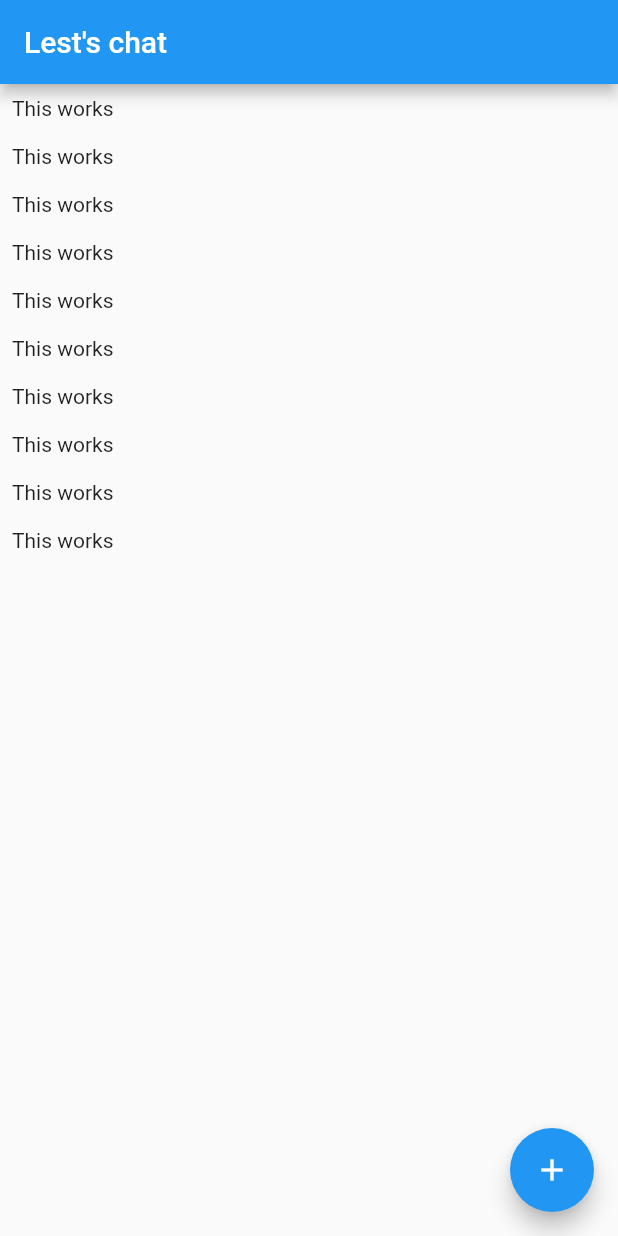
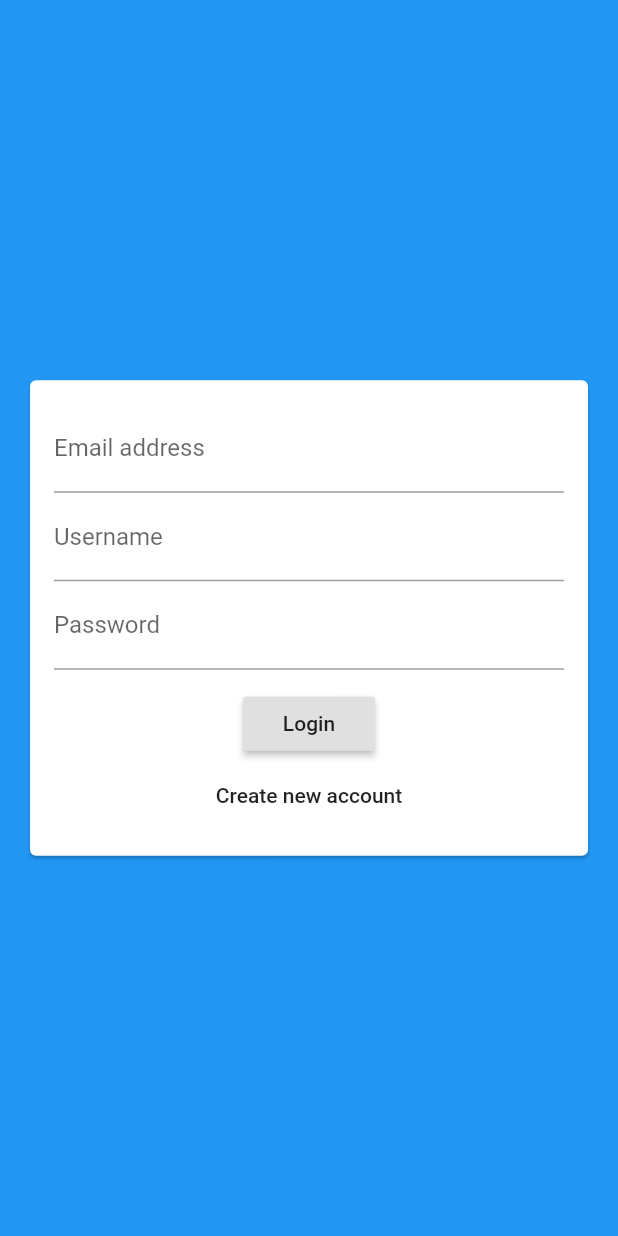
Before and after one commit to MinhHieu2804/flutter_chat_app, a Flutter app: the screen it shows after launch, on a phone screen of 412 x 824 dp. Run offline on Flutter 3.47's test engine with Material 2 defaults, Android fonts, the phone set to English and light mode, and no system bars; our stand-ins replace cloud_firestore; accounts and stored records are empty.

Commit message:
data print and basic auth_screen

```diff
--- a/lib/main.dart
+++ b/lib/main.dart
@@ -1,4 +1,5 @@
 import 'package:flutter/material.dart';
+import 'package:flutter_chat_app/screens/auth_screen.dart';
 import 'package:flutter_chat_app/screens/chat_screen.dart';
 
 void main() {
@@ -13,7 +14,7 @@ class MyApp extends StatelessWidget {
       theme: ThemeData(
         primarySwatch: Colors.blue,
       ),
-      home: ChatScreen(),
+      home: AuthScreen(),
     );
   }
 }
--- a/lib/screens/auth_screen.dart
+++ b/lib/screens/auth_screen.dart
@@ -0,0 +1,17 @@
+import 'package:flutter/material.dart';
+import 'package:flutter_chat_app/widgets/auth/auth_form.dart';
+
+class AuthScreen extends StatefulWidget {
+  @override
+  State<AuthScreen> createState() => _AuthScreenState();
+}
+
+class _AuthScreenState extends State<AuthScreen> {
+  @override
+  Widget build(BuildContext context) {
+    return Scaffold(
+      backgroundColor: Theme.of(context).primaryColor,
+      body: AuthForm(),
+    );
+  }
+}
--- a/lib/screens/chat_screen.dart
+++ b/lib/screens/chat_screen.dart
@@ -6,21 +6,31 @@ class ChatScreen extends StatelessWidget {
   Widget build(BuildContext context) {
     return Scaffold(
       appBar: AppBar(title: Text('Lest\'s chat')),
-      body: ListView.builder(
-          itemCount: 10,
-          itemBuilder: (ctx, i) => Container(
-                padding: EdgeInsets.all(8),
-                child: Text('This works'),
-              )),
+      body: StreamBuilder(
+        stream: Firestore.instance
+            .collection('chats/KGkHYCootjCuwI7vk4Ka/messages')
+            .snapshots(),
+        builder: (ctx, AsyncSnapshot<QuerySnapshot> streamSnapShot) {
+          if (streamSnapShot.connectionState == ConnectionState.waiting) {
+            return Center(
+              child: CircularProgressIndicator(),
+            );
+          }
+          final documents = streamSnapShot.data!.documents;
+          return ListView.builder(
+              itemCount: documents.length,
+              itemBuilder: (ctx, i) => Container(
+                    padding: EdgeInsets.all(8),
+                    child: Text(documents[i]['text']),
+                  ));
+        },
+      ),
       floatingActionButton: FloatingActionButton(
         child: Icon(Icons.add),
         onPressed: () {
           Firestore.instance
               .collection('chats/KGkHYCootjCuwI7vk4Ka/messages')
-              .snapshots()
-              .listen((data) {
-            print(data.documents[0]['text']);
-          });
+              .add({'text': 'This is tapped!'});
         },
       ),
     );
--- /dev/null
+++ b/lib/widgets/auth/auth_form.dart
@@ -0,0 +1,57 @@
+import 'package:flutter/material.dart';
+
+class AuthForm extends StatefulWidget {
+  const AuthForm({Key? key}) : super(key: key);
+
+  @override
+  State<AuthForm> createState() => _AuthFormState();
+}
+
+class _AuthFormState extends State<AuthForm> {
+  @override
+  Widget build(BuildContext context) {
+    return Center(
+      child: Card(
+        margin: EdgeInsets.all(20),
+        child: SingleChildScrollView(
+          child: Padding(
+            padding: EdgeInsets.all(16),
+            child: Form(
+              child: Column(
+                mainAxisSize: MainAxisSize.min,
+                children: [
+                  TextFormField(
+                    keyboardType: TextInputType.emailAddress,
+                    decoration: InputDecoration(
+                      labelText: 'Email address',
+                    ),
+                  ),
+                  TextFormField(
+                    decoration: InputDecoration(
+                      labelText: 'Username',
+                    ),
+                  ),
+                  TextFormField(
+                    decoration: InputDecoration(
+                      labelText: 'Password',
+                    ),
+                    obscureText: true,
+                  ),
+                  SizedBox(
+                    height: 12,
+                  ),
+                  RaisedButton(
+                    child: Text('Login'),
+                    onPressed: () {},
+                  ),
+                  FlatButton(
+                      onPressed: () {}, child: Text('Create new account'))
+                ],
+              ),
+            ),
+          ),
+        ),
+      ),
+    );
+  }
+}
```
